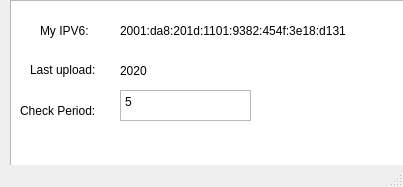
This is example.ui in iPwnXX/myIpv6 as Qt 5 draws it before an edit. The edited form follows.
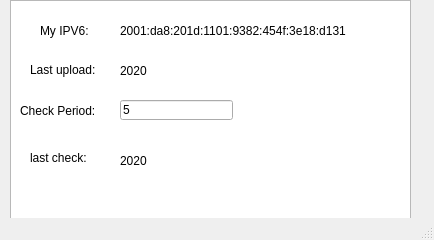
This is the edited form.

```diff
--- a/example.ui
+++ b/example.ui
@@ -6,8 +6,8 @@
    <rect>
     <x>0</x>
     <y>0</y>
-    <width>403</width>
-    <height>187</height>
+    <width>434</width>
+    <height>240</height>
    </rect>
   </property>
   <property name="windowTitle">
@@ -24,23 +24,6 @@
      </rect>
     </property>
    </widget>
-   <widget class="QTextEdit" name="textEdit_period">
-    <property name="geometry">
-     <rect>
-      <x>120</x>
-      <y>90</y>
-      <width>131</width>
-      <height>31</height>
-     </rect>
-    </property>
-    <property name="html">
-     <string>&lt;!DOCTYPE HTML PUBLIC &quot;-//W3C//DTD HTML 4.0//EN&quot; &quot;http://www.w3.org/TR/REC-html40/strict.dtd&quot;&gt;
-&lt;html&gt;&lt;head&gt;&lt;meta name=&quot;qrichtext&quot; content=&quot;1&quot; /&gt;&lt;style type=&quot;text/css&quot;&gt;
-p, li { white-space: pre-wrap; }
-&lt;/style&gt;&lt;/head&gt;&lt;body style=&quot; font-family:'SimSun'; font-size:9pt; font-weight:400; font-style:normal;&quot;&gt;
-&lt;p style=&quot; margin-top:0px; margin-bottom:0px; margin-left:0px; margin-right:0px; -qt-block-indent:0; text-indent:0px;&quot;&gt;5&lt;/p&gt;&lt;/body&gt;&lt;/html&gt;</string>
-    </property>
-   </widget>
    <widget class="QLabel" name="label">
     <property name="geometry">
      <rect>
@@ -106,6 +89,45 @@
      <string>2020</string>
     </property>
    </widget>
+   <widget class="QLabel" name="label_4">
+    <property name="geometry">
+     <rect>
+      <x>30</x>
+      <y>150</y>
+      <width>71</width>
+      <height>16</height>
+     </rect>
+    </property>
+    <property name="text">
+     <string>last check:</string>
+    </property>
+   </widget>
+   <widget class="QLabel" name="label_last_check">
+    <property name="geometry">
+     <rect>
+      <x>120</x>
+      <y>150</y>
+      <width>181</width>
+      <height>21</height>
+     </rect>
+    </property>
+    <property name="text">
+     <string>2020</string>
+    </property>
+   </widget>
+   <widget class="QLineEdit" name="textEdit_period">
+    <property name="geometry">
+     <rect>
+      <x>120</x>
+      <y>100</y>
+      <width>113</width>
+      <height>20</height>
+     </rect>
+    </property>
+    <property name="text">
+     <string>5</string>
+    </property>
+   </widget>
   </widget>
   <widget class="QMenuBar" name="menubar">
    <property name="geometry">
```
Left out of the diff: 2 changed lines with no effect on the pictures.
